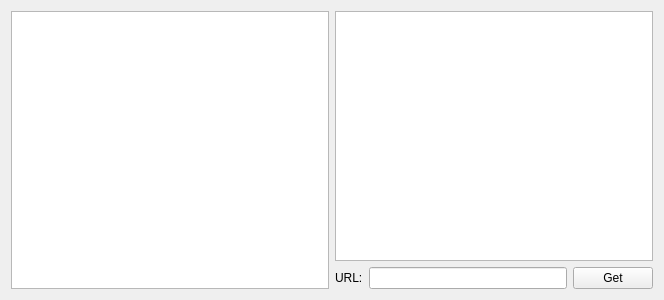
Old version of the form regexeditor.ui in the repository kwkaess/reg-ex-editor.
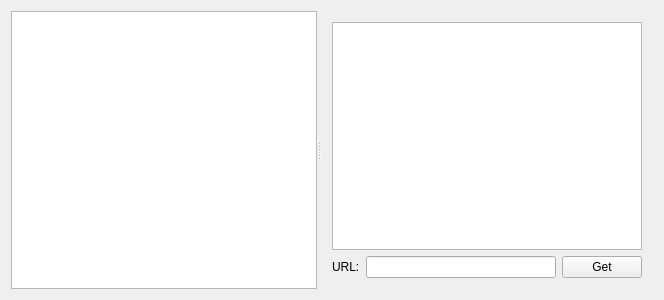
New version of the form.

Commit message: Modified to resize the two areas

```diff
--- a/regexeditor.ui
+++ b/regexeditor.ui
@@ -15,9 +15,12 @@
   </property>
   <layout class="QHBoxLayout" name="horizontalLayout_2">
    <item>
+    <widget class="QSplitter" name="splitter">
+     <property name="orientation">
+      <enum>Qt::Horizontal</enum>
+     </property>
     <widget class="QTableView" name="tableView"/>
-   </item>
-   <item>
+     <widget class="QWidget" name="">
     <layout class="QVBoxLayout" name="verticalLayout">
      <item>
       <widget class="QTextBrowser" name="textBrowser"/>
@@ -44,6 +47,8 @@
       </layout>
      </item>
     </layout>
+     </widget>
+    </widget>
    </item>
   </layout>
  </widget>
```
Lines whose indentation alone changed are shown as unchanged.
